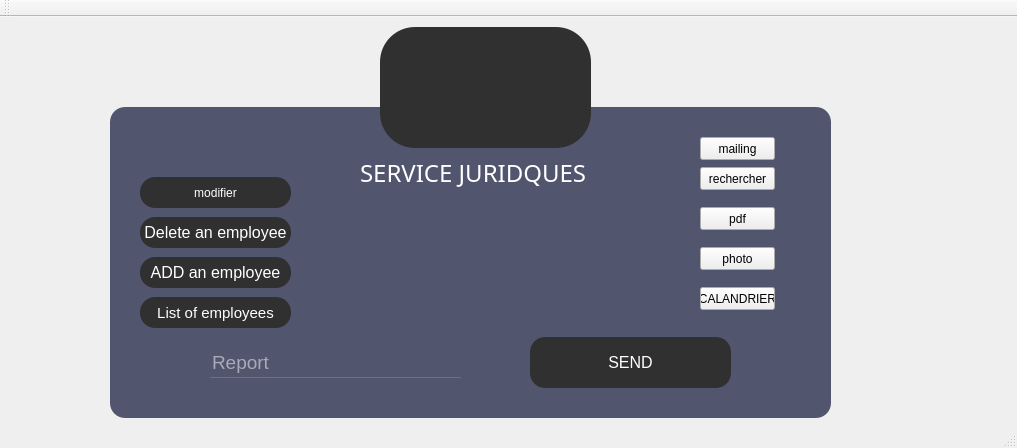
The window that mainwindow.ui (HediLengliz/Smart_Court_2A25) describes before a commit, drawn with Qt 5.
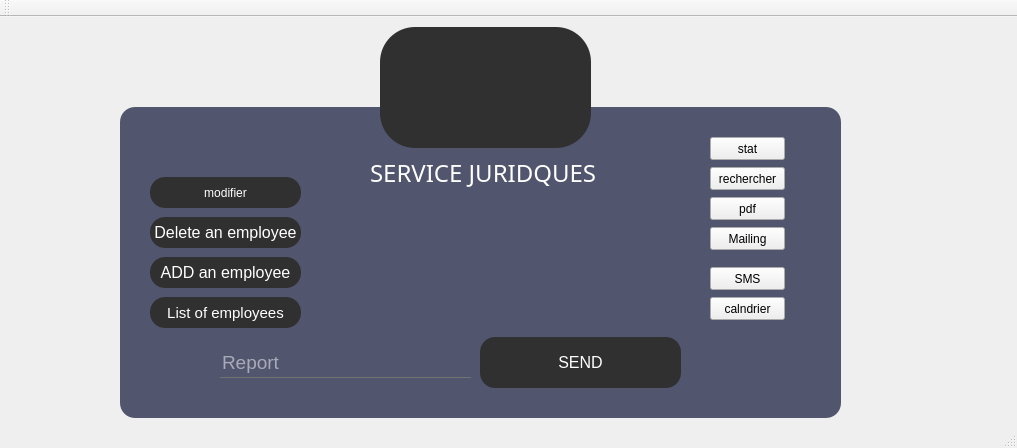
The same window after the commit. Icons and pictures are not drawn.

Diff of the .ui file:
```diff
--- a/mainwindow.ui
+++ b/mainwindow.ui
@@ -22,7 +22,7 @@
    <widget class="QFrame" name="Qframe_2">
     <property name="geometry">
      <rect>
-      <x>110</x>
+      <x>120</x>
       <y>90</y>
       <width>721</width>
       <height>311</height>
@@ -85,7 +85,7 @@
     <widget class="QPushButton" name="pushButton_5">
      <property name="geometry">
       <rect>
-       <x>420</x>
+       <x>360</x>
        <y>230</y>
        <width>201</width>
        <height>51</height>
@@ -310,7 +310,7 @@
      <property name="geometry">
       <rect>
        <x>590</x>
-       <y>100</y>
+       <y>90</y>
        <width>75</width>
        <height>23</height>
       </rect>
@@ -323,26 +323,26 @@
      <property name="geometry">
       <rect>
        <x>590</x>
-       <y>140</y>
+       <y>120</y>
        <width>75</width>
        <height>23</height>
       </rect>
      </property>
      <property name="text">
-      <string>photo</string>
+      <string>Mailing</string>
      </property>
     </widget>
     <widget class="QPushButton" name="pushButton">
      <property name="geometry">
       <rect>
        <x>590</x>
-       <y>180</y>
+       <y>160</y>
        <width>75</width>
        <height>23</height>
       </rect>
      </property>
      <property name="text">
-      <string>CALANDRIER</string>
+      <string>SMS</string>
      </property>
     </widget>
     <widget class="QPushButton" name="pushButton_3">
@@ -355,7 +355,20 @@
       </rect>
      </property>
      <property name="text">
-      <string>mailing</string>
+      <string>stat</string>
+     </property>
+    </widget>
+    <widget class="QPushButton" name="pushButton_7">
+     <property name="geometry">
+      <rect>
+       <x>590</x>
+       <y>190</y>
+       <width>75</width>
+       <height>23</height>
+      </rect>
+     </property>
+     <property name="text">
+      <string>calndrier</string>
      </property>
     </widget>
    </widget>
```
Left out of the diff: 2 changed lines with no effect on the pictures.
